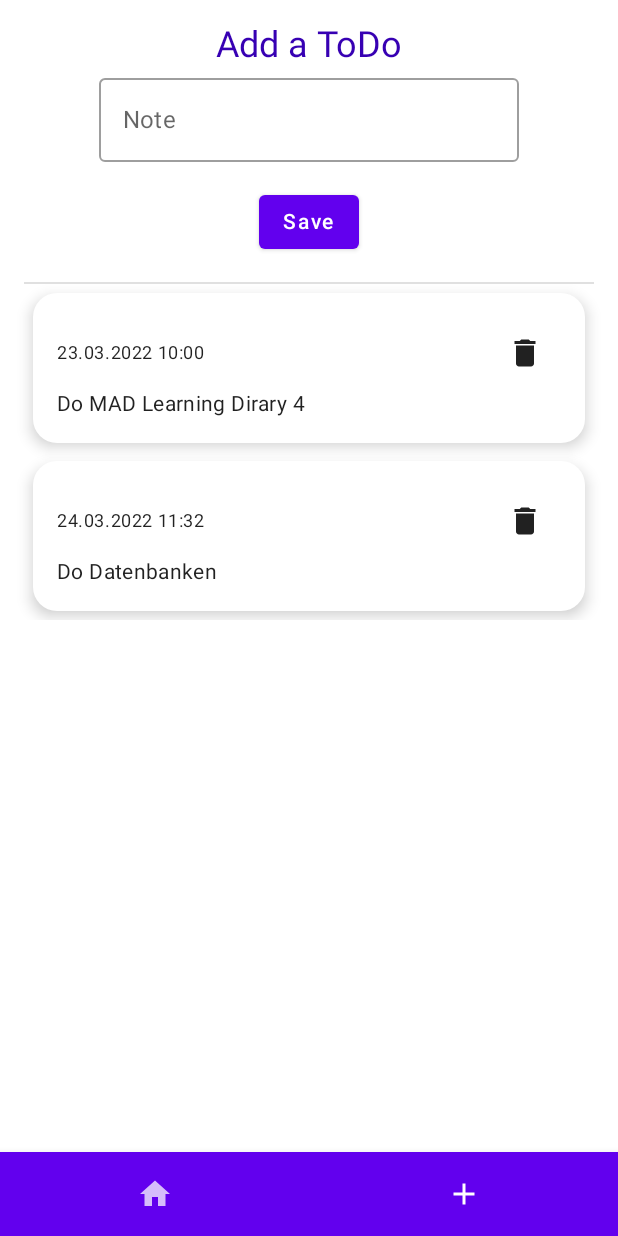
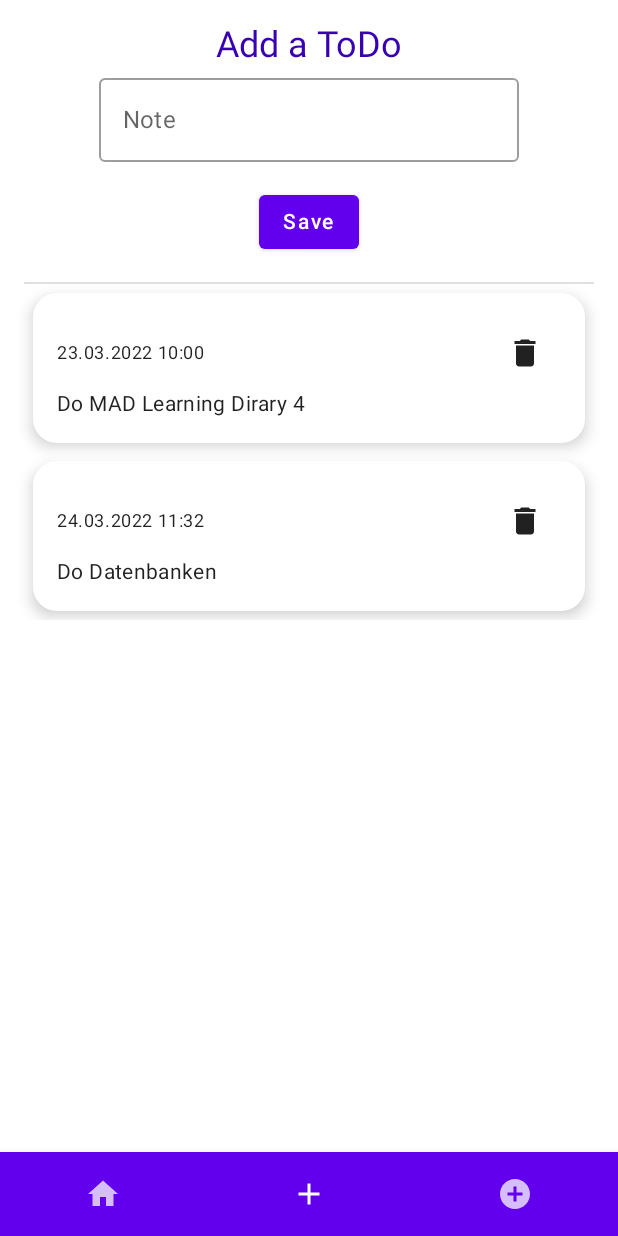
Before and after one commit to Lukasjai/Melanzano, an Android app built with Jetpack Compose: the addnotescreen screen opened through its navigation route, on a phone screen of 412 x 824 dp. Run offline under Robolectric (Android 15) with nearby library versions, the phone set to English and light mode, and no system bars.

Commit message:
added clockseen

```diff
--- a/app/src/main/java/com/example/melanzano/MainActivity.kt
+++ b/app/src/main/java/com/example/melanzano/MainActivity.kt
@@ -11,6 +11,7 @@ import androidx.compose.foundation.layout.padding
 import androidx.compose.material.*
 import androidx.compose.material.icons.Icons
 import androidx.compose.material.icons.filled.Add
+import androidx.compose.material.icons.filled.AddCircle
 import androidx.compose.material.icons.filled.Home
 import androidx.compose.runtime.Composable
 import androidx.compose.runtime.getValue
@@ -87,6 +88,13 @@ class MainActivity : ComponentActivity() {
                                     navController.navigate("addnotescreen")
                                 },
                             )
+                            BottomNavigationItem(
+                                icon = { Icon(imageVector = Icons.Default.AddCircle, contentDescription = "clockscreen") },
+                                selected = currentRoute == "clockscreen",
+                                onClick = {
+                                    navController.navigate("clockscreen")
+                                },
+                            )
                         }
                     }
                 ) { innerPadding -> // needed so that the bottom bar does not overlap screen contents
--- a/app/src/main/java/com/example/melanzano/navigation/AppNavigation.kt
+++ b/app/src/main/java/com/example/melanzano/navigation/AppNavigation.kt
@@ -9,6 +9,7 @@ import androidx.navigation.compose.composable
 import androidx.navigation.compose.rememberNavController
 import com.example.melanzano.screens.AddNoteScreen
 import com.example.melanzano.screens.HomeScreen
+import com.example.melanzano.screens.ClockScreen
 import com.example.melanzano.viewmodels.NoteViewModel
 
 @Composable
@@ -20,5 +21,7 @@ fun AppNavigation(navController: NavHostController = rememberNavController()){
         composable(route = "homescreen") { HomeScreen(viewModel = noteViewModel) }
 
         composable(route = "addnotescreen") { AddNoteScreen(viewModel = noteViewModel) }
+
+        composable(route = "clockscreen") { ClockScreen(viewModel = noteViewModel) }
     }
 }
--- /dev/null
+++ b/app/src/main/java/com/example/melanzano/screens/ClockScreen.kt
@@ -0,0 +1,36 @@
+package com.example.melanzano.screens
+
+import androidx.compose.foundation.layout.*
+import androidx.compose.foundation.lazy.LazyColumn
+import androidx.compose.material.*
+import androidx.compose.runtime.*
+import androidx.compose.ui.Alignment
+import androidx.compose.ui.Modifier
+import androidx.compose.ui.tooling.preview.Preview
+import androidx.compose.ui.unit.dp
+import androidx.lifecycle.viewmodel.compose.viewModel
+import com.example.melanzano.viewmodels.NoteViewModel
+import com.example.melanzano.widgets.AddNoteWidget
+import com.example.melanzano.widgets.NoteCards
+
+@Preview(showBackground = true)
+@Composable
+fun ClockScreen(viewModel: NoteViewModel = viewModel()){
+
+        Column(modifier = Modifier
+            .fillMaxWidth()
+            .fillMaxHeight()
+            .padding(16.dp),
+            horizontalAlignment = Alignment.CenterHorizontally
+        ){
+
+            Text(text = "HALLO HIER KOMMT NE UHR HER")
+            Text(text = "")
+            Text(text = "und vielleicht auch eine Melanzani")
+
+        }
+
+
+
+
+}
```
